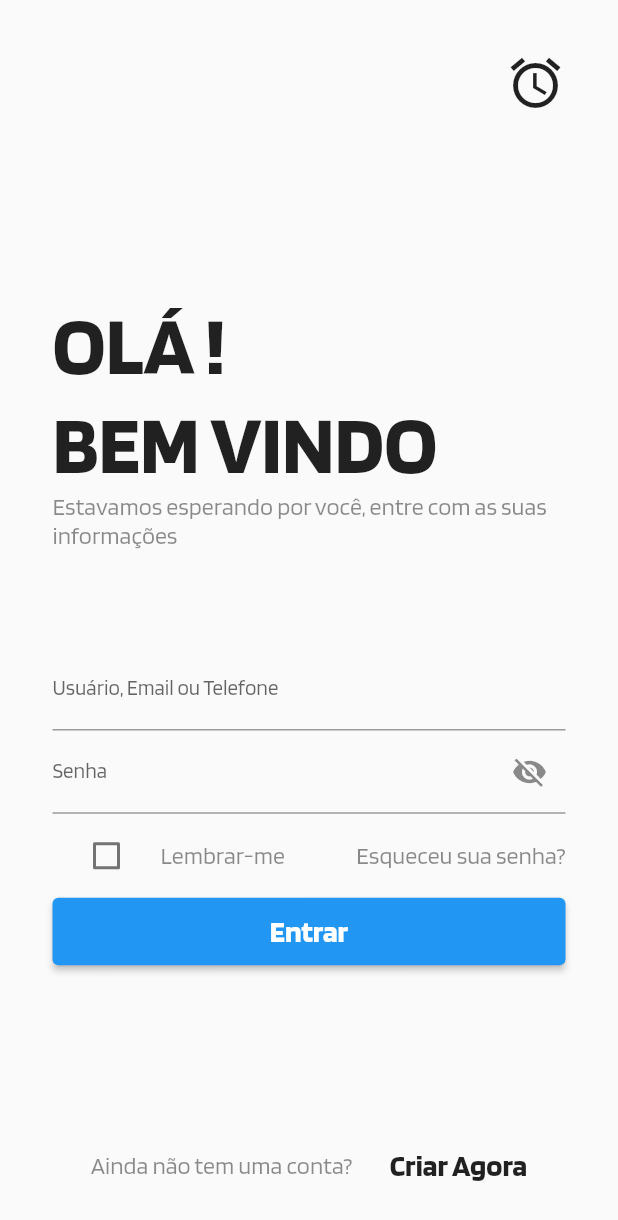
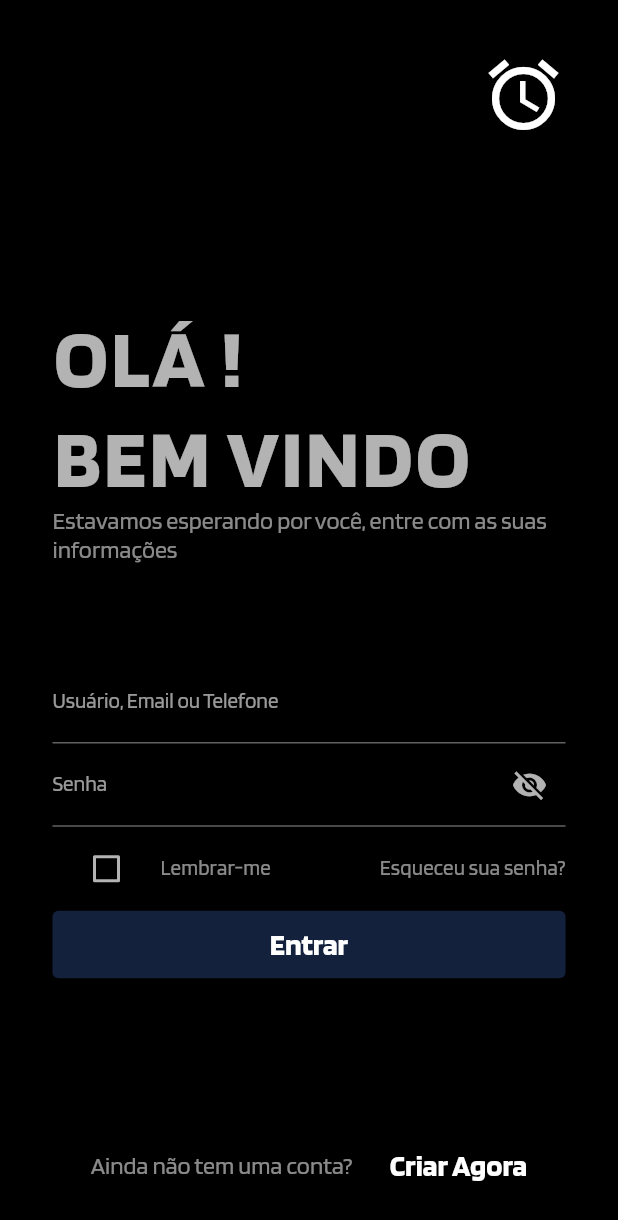
Before and after one commit to guilhermedacruzz/TCC_APP, a Flutter app: the PageLogin screen opened by its route, on a phone screen of 412 x 824 dp. Shown: the top 1220 px of the screen. Run offline on Flutter 3.47's test engine with Material 2 defaults, Android fonts, the phone set to English and light mode, and no system bars; our stand-ins replace shared_preferences, syncfusion_flutter_charts; accounts and stored records are empty; project files that could hold a hidden picture were left out.

Commit message:
cores apenas cores

```diff
--- a/lib/forms/custom_textformfield.dart
+++ b/lib/forms/custom_textformfield.dart
@@ -37,12 +37,12 @@ class CustomTextFormField extends StatelessWidget {
       obscureText: obscureText ?? false,
       initialValue: initialValue,
       controller: controller,
-      style: Theme.of(context).textTheme.bodyLarge,
+      style: Theme.of(context).textTheme.bodyText2,
       decoration: InputDecoration(
         suffixIcon: suffixIcon,
         labelText: label,
         hintText: hint,
-        hintStyle: Theme.of(context).inputDecorationTheme.labelStyle,
+        hintStyle: Theme.of(context).textTheme.subtitle2,
       ),
     );
   }
--- a/lib/main.dart
+++ b/lib/main.dart
@@ -1,26 +1,55 @@
 import 'package:flutter/material.dart';
+import 'package:provider/provider.dart';
+import 'notifiers/dark_theme_provider.dart';
 import 'pages/page_home.dart';
 import 'pages/page_login.dart';
-import 'utils.dart/style.dart';
+import 'utils/style.dart';
 
 void main() {
   runApp(const MyApp());
 }
 
-class MyApp extends StatelessWidget {
+class MyApp extends StatefulWidget {
   const MyApp({Key? key}) : super(key: key);
 
   @override
+  State<MyApp> createState() => _MyAppState();
+}
+
+class _MyAppState extends State<MyApp> {
+  DarkThemeProvider themeChangeProvider = DarkThemeProvider();
+
+  @override
+  void initState() {
+    super.initState();
+    getCurrentAppTheme();
+  }
+
+  void getCurrentAppTheme() async {
+    themeChangeProvider.darkTheme =
+        await themeChangeProvider.darkThemePreference.getTheme();
+  }
+
+  @override
   Widget build(BuildContext context) {
+    return ChangeNotifierProvider(
+      create: (_) {
+        return themeChangeProvider;
+      },
+      child: Consumer<DarkThemeProvider>(
+        builder: (BuildContext contex, value, Widget? child) {
           return MaterialApp(
             title: "SAPA",
             debugShowCheckedModeBanner: false,
-      initialRoute: PageHome.routeName,
-      theme: Styles.themeData(false, context),
+            initialRoute: PageLogin.routeName,
+            theme: Styles.themeData(true, context),
             routes: {
               PageHome.routeName: (context) => const PageHome(),
               PageLogin.routeName: (context) => const PageLogin(),
             },
           );
+        },
+      ),
+    );
   }
 }
--- /dev/null
+++ b/lib/notifiers/dark_theme_provider.dart
@@ -0,0 +1,16 @@
+import 'package:flutter/foundation.dart';
+
+import '../utils/dark_theme_preference.dart';
+
+class DarkThemeProvider with ChangeNotifier {
+  DarkThemePreference darkThemePreference = DarkThemePreference();
+  bool _darkTheme = false;
+
+  bool get darkTheme => _darkTheme;
+
+  set darkTheme(bool value) {
+    _darkTheme = value;
+    darkThemePreference.setDarkTheme(value);
+    notifyListeners();
+  }
+}
--- a/lib/pages/page_login.dart
+++ b/lib/pages/page_login.dart
@@ -4,6 +4,7 @@ import 'package:tcc/forms/custom_textformfield.dart';
 
 class PageLogin extends StatefulWidget {
   static String routeName = "/login";
+
   const PageLogin({super.key});
 
   @override
@@ -25,10 +26,10 @@ class _PageLoginState extends State<PageLogin> {
           children: [
             Row(
               mainAxisAlignment: MainAxisAlignment.end,
-              children: const [
+              children: [
                 Icon(
                   Icons.access_alarm,
-                  size: 40,
+                  size: Theme.of(context).textTheme.displayMedium!.fontSize,
                 ),
               ],
             ),
@@ -41,29 +42,18 @@ class _PageLoginState extends State<PageLogin> {
                     width: double.infinity,
                     child: Column(
                       crossAxisAlignment: CrossAxisAlignment.start,
-                      children: const [
+                      children: [
                         Text(
                           "OLÁ !",
-                          style: TextStyle(
-                            color: Colors.black87,
-                            fontWeight: FontWeight.w700,
-                            fontSize: 55,
-                          ),
+                          style: Theme.of(context).textTheme.headline2,
                         ),
                         Text(
                           "BEM VINDO",
-                          style: TextStyle(
-                            color: Colors.black87,
-                            fontWeight: FontWeight.w700,
-                            fontSize: 55,
-                          ),
+                          style: Theme.of(context).textTheme.headline2,
                         ),
                         Text(
                           "Estavamos esperando por você, entre com as suas informações",
-                          style: TextStyle(
-                            color: Colors.black45,
-                            fontSize: 16,
-                          ),
+                          style: Theme.of(context).textTheme.subtitle1,
                         ),
                       ],
                     ),
@@ -78,9 +68,11 @@ class _PageLoginState extends State<PageLogin> {
                         label: 'Senha',
                         hint: 'Digite a sua senha',
                         suffixIcon: IconButton(
-                          icon: Icon(!hidePassword
-                              ? Icons.remove_red_eye
-                              : Icons.visibility_off),
+                          icon: Icon(
+                            !hidePassword
+                                ? Icons.remove_red_eye
+                                : Icons.visibility_off,
+                          ),
                           onPressed: () {
                             setState(() {
                               hidePassword = !hidePassword;
@@ -93,12 +85,9 @@ class _PageLoginState extends State<PageLogin> {
                         children: [
                           Flexible(
                             child: CheckboxListTile(
-                              title: const Text(
+                              title: Text(
                                 "Lembrar-me",
-                                style: TextStyle(
-                                  color: Colors.black45,
-                                  fontSize: 16,
-                                ),
+                                style: Theme.of(context).textTheme.subtitle2,
                               ),
                               value: checkedValue,
                               onChanged: (newValue) {
@@ -109,12 +98,9 @@ class _PageLoginState extends State<PageLogin> {
                               controlAffinity: ListTileControlAffinity.leading,
                             ),
                           ),
-                          const Text(
+                          Text(
                             "Esqueceu sua senha?",
-                            style: TextStyle(
-                              color: Colors.black45,
-                              fontSize: 16,
-                            ),
+                            style: Theme.of(context).textTheme.subtitle2,
                           )
                         ],
                       ),
@@ -124,10 +110,6 @@ class _PageLoginState extends State<PageLogin> {
                         child: CustomButton(
                           widget: const Text(
                             "Entrar",
-                            style: TextStyle(
-                              fontSize: 20,
-                              fontWeight: FontWeight.w700,
-                            ),
                           ),
                           onAction: () {},
                         ),
@@ -139,23 +121,15 @@ class _PageLoginState extends State<PageLogin> {
             ),
             Row(
               mainAxisAlignment: MainAxisAlignment.center,
-              children: const [
+              children: [
                 Text(
                   "Ainda não tem uma conta?",
-                  style: TextStyle(
-                    color: Colors.black45,
-                    fontSize: 16,
-                  ),
+                  style: Theme.of(context).textTheme.subtitle1,
                 ),
-                SizedBox(
-                  width: 25,
-                ),
+                const SizedBox(width: 25),
                 Text(
                   "Criar Agora",
-                  style: TextStyle(
-                      color: Colors.black87,
-                      fontSize: 20,
-                      fontWeight: FontWeight.w700),
+                  style: Theme.of(context).textTheme.button,
                 ),
               ],
             )
--- /dev/null
+++ b/lib/utils/dark_theme_preference.dart
@@ -0,0 +1,15 @@
+import 'package:shared_preferences/shared_preferences.dart';
+
+class DarkThemePreference {
+  static const THEME_STATUS = "THEMESTATUS";
+
+  setDarkTheme(bool value) async {
+    SharedPreferences prefs = await SharedPreferences.getInstance();
+    prefs.setBool(THEME_STATUS , value);
+  }
+
+  Future<bool> getTheme() async {
+    SharedPreferences pref = await SharedPreferences.getInstance();
+    return pref.getBool(THEME_STATUS ) ?? false;
+  }
+}
--- a/pubspec.yaml
+++ b/pubspec.yaml
@@ -36,6 +36,8 @@ dependencies:
   cupertino_icons: ^1.0.2
   intl: ^0.17.0
   syncfusion_flutter_charts: ^20.2.50
+  provider: ^6.0.3
+  shared_preferences: ^2.0.15
 
 dev_dependencies:
   flutter_test:
```
Also changed, not shown: lib/utils.dart/style.dart (deleted, +0 -9 lines), lib/utils/style.dart (added, +82 -0 lines), lib/pages/splash.dart (deleted), pubspec.lock, 2 other files. Lines whose indentation alone changed are shown as unchanged.
